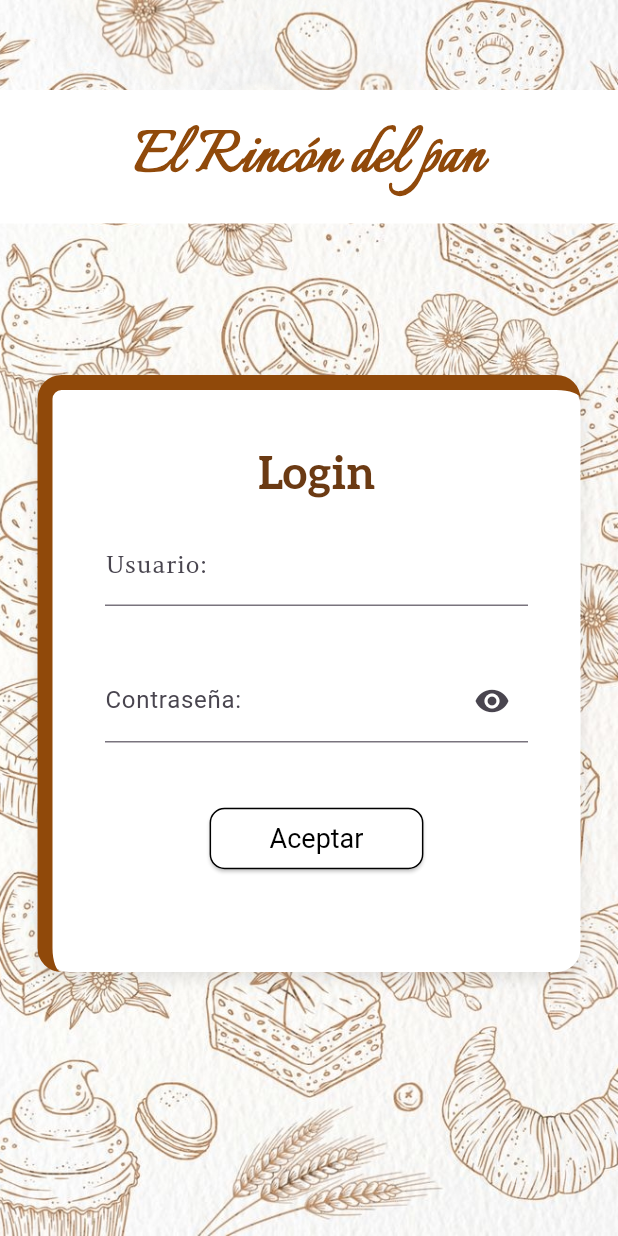
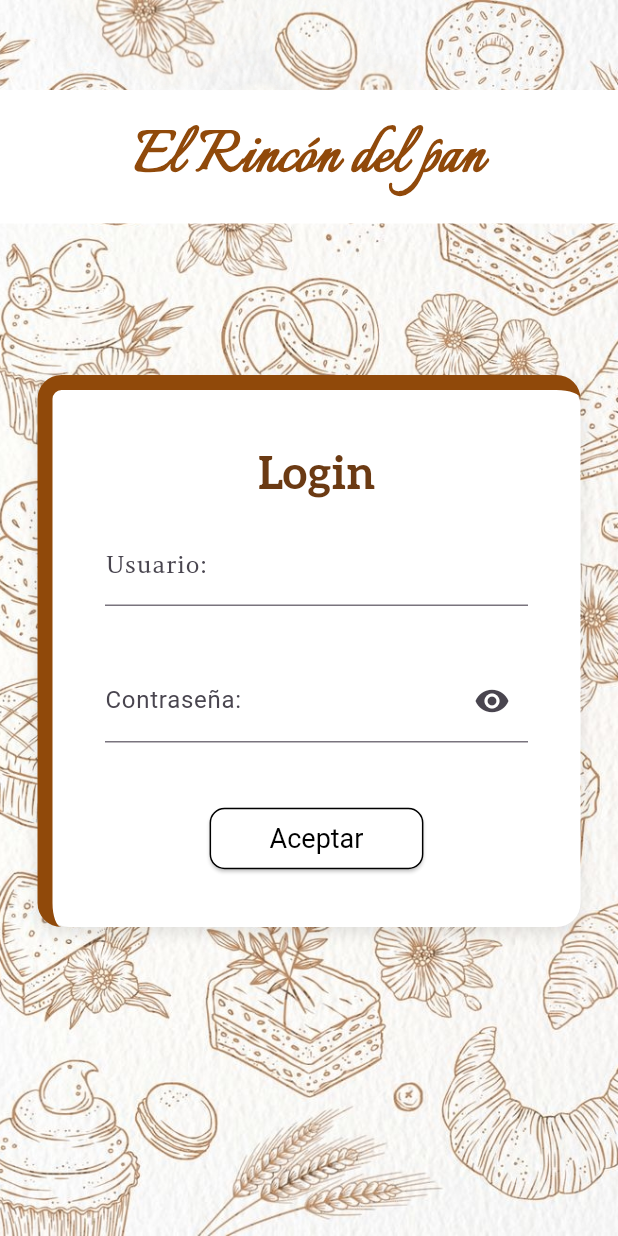
Before and after one commit to LitzyDiaz0/App_Panaderia, a Flutter app: the screen it shows after launch, on a phone screen of 412 x 824 dp. Run offline on Flutter 3.47's test engine with Material 3 defaults, Android fonts, the phone set to English and light mode, and no system bars.

Commit message:
acomodo de div blanco en login

```diff
--- a/lib/pages/login.dart
+++ b/lib/pages/login.dart
@@ -135,7 +135,6 @@ class LoginPageState extends State<LoginPage> {
                         // Texto negro
                       ),
                     ),
-                    const SizedBox(height: 30),
                   ],
                 ),
               ),
```
